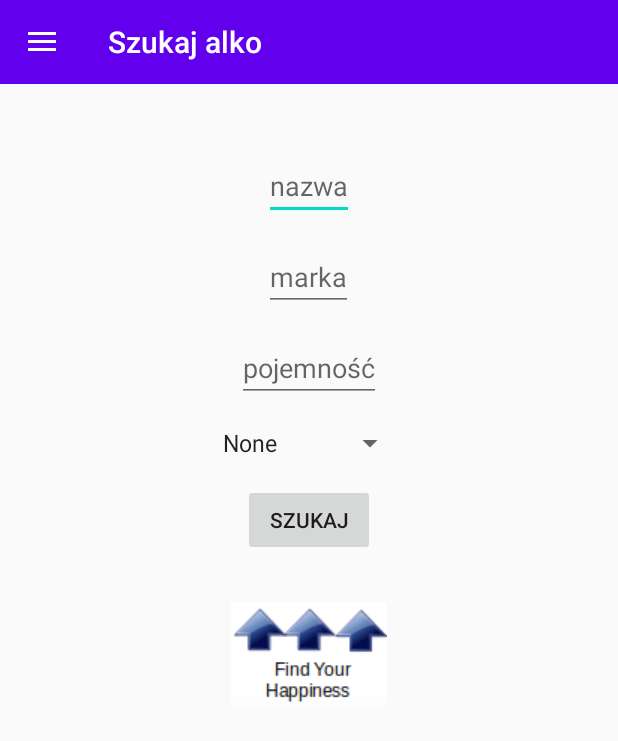
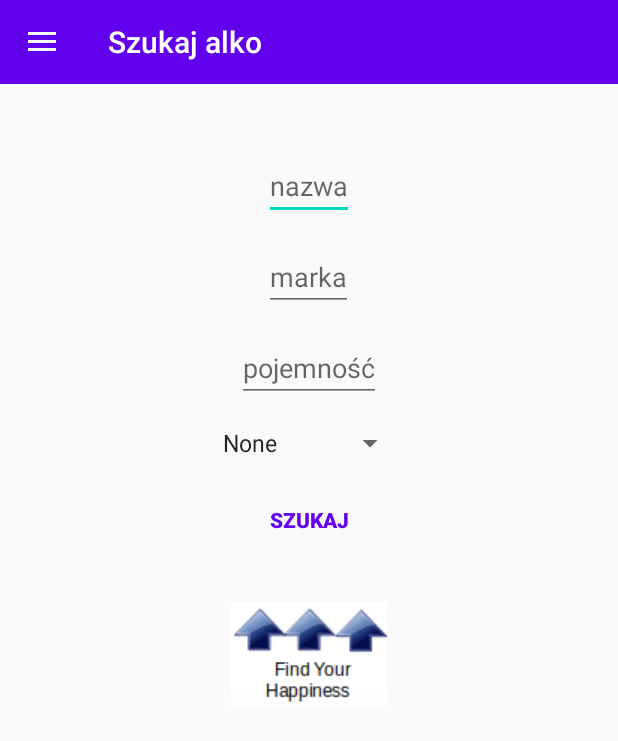
Before and after one commit to xkondix/AlcoPart, an Android app: the screen it shows after launch (MainActivity), in the side drawer, after a tap on "Wyszukaj Alkohol", on a phone screen of 412 x 824 dp. Shown: the top 741 px of the screen. Run offline under Robolectric (Android 15) with nearby library versions, the phone set to English and light mode, and no system bars; our stand-ins replace Firebase (no records; nobody signed in at launch, a user with empty details on screens opened directly).

Commit message:
back to norm

```diff
--- a/app/src/main/java/com/konradkowalczyk/alcopart/AlcoDatabaseHelper.java
+++ b/app/src/main/java/com/konradkowalczyk/alcopart/AlcoDatabaseHelper.java
@@ -28,7 +28,7 @@ public class AlcoDatabaseHelper extends SQLiteOpenHelper {
 
     }
 
-    public static void insertAlco(SQLiteDatabase db, String name,int type,String brand, String number,int pojemnosc,
+    public static void insertAlco(SQLiteDatabase db, String name,String type,String brand, String number,int pojemnosc,
                                   String percent, int favorite,int collect, String resourceId)
     {
         ContentValues alcoValues = new ContentValues();
@@ -52,7 +52,7 @@ public class AlcoDatabaseHelper extends SQLiteOpenHelper {
             db.execSQL("CREATE TABLE ALCOHOL(_id INTEGER PRIMARY KEY AUTOINCREMENT, "
                     + "NAME TEXT, "
                     + "BRAND TEXT, "
-                    + "TYPE INTEGER, "
+                    + "TYPE TEXT, "
                     + "NUMBER TEXT, "
                     + "CAPACITY INTEGER, "
                     + "PERCENT TEXT, "
@@ -60,67 +60,67 @@ public class AlcoDatabaseHelper extends SQLiteOpenHelper {
                     + "COLLECT INTEGER, "
                     + "IMAGE_ID TEXT);");
 
-        insertAlco(db,"Heineken 0.0",R.string.piwo,"Heineken",
+        insertAlco(db,"Heineken 0.0","Piwo","Heineken",
                 "5900699102663",500,"0,0",0,0
                 ,"heineken_0_500");
 
-        insertAlco(db,"Tyskie Gronie Jasne",R.string.piwo,"Tyskie",
+        insertAlco(db,"Tyskie Gronie Jasne","Piwo","Tyskie",
                     "5901359000237",500,"5,2",0,0
                     ,"tyskie_gronie_piwo_jasne_500");
 
-        insertAlco(db,"Tyskie Gronie Jasne",R.string.piwo,"Tyskie",
+        insertAlco(db,"Tyskie Gronie Jasne","Piwo","Tyskie",
                     "5901359000312",330,"5,2",0,0
                     ,"tyskie_gronie_piwo_jasne_330");
 
-        insertAlco(db,"Bacardi Superior",R.string.rum,"Bacardi",
+        insertAlco(db,"Bacardi Superior","Rum","Bacardi",
                     "5010677014205",700,"37,5",0,0
                     ,"bacardi_superior_700");
 
-        insertAlco(db,"Bacardi Carta Blanca",R.string.rum,"Bacardi",
+        insertAlco(db,"Bacardi Carta Blanca","Rum","Bacardi",
                     "5010677013147",700,"37,5",0,0
                     ,"bacardi_carta_blanca_700");
 
-        insertAlco(db,"Bacardi Carta Negra",R.string.rum,"Bacardi",
+        insertAlco(db,"Bacardi Carta Negra","Rum","Bacardi",
                     "5010677039093",700,"40,0",0,0
                     ,"bacardi_carta_negra_700ml");
 
-        insertAlco(db,"Bacardi Mojito",R.string.rum,"Bacardi",
+        insertAlco(db,"Bacardi Mojito","Rum","Bacardi",
                     "5010677211079",700,"14,9",0,0
                     ,"bacardi_mohito_700");
 
-        insertAlco(db,"Captain Jack",R.string.piwo,"Captain Jack",
+        insertAlco(db,"Captain Jack","Piwo","Captain Jack",
                     "5901359084084",400,"6,0",0,0
                     ,"capitan_jack_400");
 
-        insertAlco(db,"Captain Jack",R.string.piwo,"Captain Jack",
+        insertAlco(db,"Captain Jack","Piwo","Captain Jack",
                     "5901359094243",500,"6,0",0,0
                     ,"captain_jack_500");
 
-        insertAlco(db,"Captain Jack",R.string.piwo,"Captain Jack",
+        insertAlco(db,"Captain Jack","Piwo","Captain Jack",
                     "5901359094458",400,"6,0",0,0
                     ,"captain_jack_orange_400");
 
-            insertAlco(db,"Żubr Piwo Jasne",R.string.piwo,"Żubr",
+            insertAlco(db,"Żubr Piwo Jasne","Piwo","Żubr",
                     "5901359272146",650,"6,0",0,0
                     ,"zubr_jasne_650");
 
-            insertAlco(db,"Żubrówka Biała",R.string.wódka,"Żubrówka",
+            insertAlco(db,"Żubrówka Biała","Wódka","Żubrówka",
                     "5900343001892",500,"40,0",0,0
                     ,"zubrowka_biala_500");
 
-            insertAlco(db,"Finlandia",R.string.wódka,"Finlandia",
+            insertAlco(db,"Finlandia","Wódka","Finlandia",
                     "6412709021776",700,"40,0",0,0
                     ,"finlandia_700");
 
-            insertAlco(db,"Finlandia Blackcurant",R.string.wódka,"Finlandia",
+            insertAlco(db,"Finlandia Blackcurant","Wódka","Finlandia",
                     "5099873001899",500,"40,0",0,0
                     ,"finlandia_blackcurant_500");
 
-            insertAlco(db,"Ballantines Finest",R.string.whisky,"Ballantines",
+            insertAlco(db,"Ballantines Finest","Whisky","Ballantines",
                     "5010106113127",700,"40,0",0,0
                     ,"ballentaise_fintes_700");
 
-            insertAlco(db,"Stroh 80",R.string.rum,"Stroh",
+            insertAlco(db,"Stroh 80","Rum","Stroh",
                     "9001700000025",700,"80,0",0,0
                     ,"stroh_80_700");
         }
--- a/app/src/main/java/com/konradkowalczyk/alcopart/AlcoViewActivity.java
+++ b/app/src/main/java/com/konradkowalczyk/alcopart/AlcoViewActivity.java
@@ -86,7 +86,7 @@ public class AlcoViewActivity extends AppCompatActivity implements AlcoRecenzjaF
             n.setText(name);
 
             TextView t = findViewById(R.id.type);
-            t.setText("typ - " + getResources().getString(Integer.parseInt(type)));
+            t.setText("typ - " + type);
 
             TextView b = findViewById(R.id.brand);
             b.setText("marka - " + brand);
--- a/app/src/main/java/com/konradkowalczyk/alcopart/fragments/main/MainFragment.java
+++ b/app/src/main/java/com/konradkowalczyk/alcopart/fragments/main/MainFragment.java
@@ -24,11 +24,17 @@ import com.google.firebase.auth.FirebaseUser;
 import com.google.firebase.firestore.FirebaseFirestore;
 import com.google.firebase.firestore.QueryDocumentSnapshot;
 import com.google.firebase.firestore.QuerySnapshot;
+import com.google.rpc.Help;
+import com.google.rpc.HelpOrBuilder;
 import com.konradkowalczyk.alcopart.AlcoDatabaseHelper;
 import com.konradkowalczyk.alcopart.AlcoViewActivity;
 import com.konradkowalczyk.alcopart.R;
+import com.konradkowalczyk.alcopart.fragments.alco.AlcomatItem;
 
 import java.util.ArrayList;
+import java.util.Collection;
+import java.util.Collections;
+import java.util.Comparator;
 import java.util.HashMap;
 import java.util.HashSet;
 import java.util.List;
@@ -106,6 +112,12 @@ public class MainFragment extends Fragment {
 
     public void updateView()
     {
+        Collections.sort(helper, new Comparator<HelperObj>() {
+            @Override
+            public int compare(HelperObj object1, HelperObj object2) {
+                return (int) (object2.getData().compareTo(object2.getData()));
+            }
+        });
         adapter.updateData(helper.toArray(new HelperObj[0]));
         adapter.notifyDataSetChanged();
 
--- a/app/src/main/java/com/konradkowalczyk/alcopart/fragments/main/RecyclerViewMain.java
+++ b/app/src/main/java/com/konradkowalczyk/alcopart/fragments/main/RecyclerViewMain.java
@@ -83,7 +83,7 @@ public class RecyclerViewMain extends RecyclerView.Adapter<RecyclerViewMain.View
         TextView textData = (TextView) cardView.findViewById(R.id.dataRES);
         Calendar cal = Calendar.getInstance(Locale.ENGLISH);
         cal.setTimeInMillis(helperObj[position].getData().getSeconds() * 1000L);
-        String date = DateFormat.format("dd-MM-yyyy hh:mm", cal).toString();
+        String date = DateFormat.format("dd-MM-yyyy hh:mm a", cal).toString();
         textData.setText(date);
         TextView textRec = (TextView) cardView.findViewById(R.id.resRES);
         textRec.setText(helperObj[position].getRecenzja());
--- a/app/src/main/java/com/konradkowalczyk/alcopart/fragments/search/Search2Fragment.java
+++ b/app/src/main/java/com/konradkowalczyk/alcopart/fragments/search/Search2Fragment.java
@@ -218,8 +218,7 @@ public class Search2Fragment extends Fragment {
         }
         if(!tab[2].equals("None"))
         {
-            map.put("TYPE = ?",String.valueOf(getResources().getIdentifier(tab[2].toLowerCase(), "string",
-                    getContext().getPackageName())));
+            map.put("TYPE = ?",tab[2]);
             counter++;
         }
         if(!tab[3].equals("None"))
--- a/app/src/main/res/layout/fragment_search.xml
+++ b/app/src/main/res/layout/fragment_search.xml
@@ -45,6 +45,9 @@
         android:layout_height="wrap_content"
         android:layout_margin="15dp"
         android:text="@string/szukaj"
+        android:background="?android:colorBackground"
+        android:textStyle="bold"
+        android:textColor="@color/colorPrimary"
         ></Button>
     <!--    tylko w activity on click zadziala-->
     <!--        android:onClick="omWyszukajClicked"-->
```
